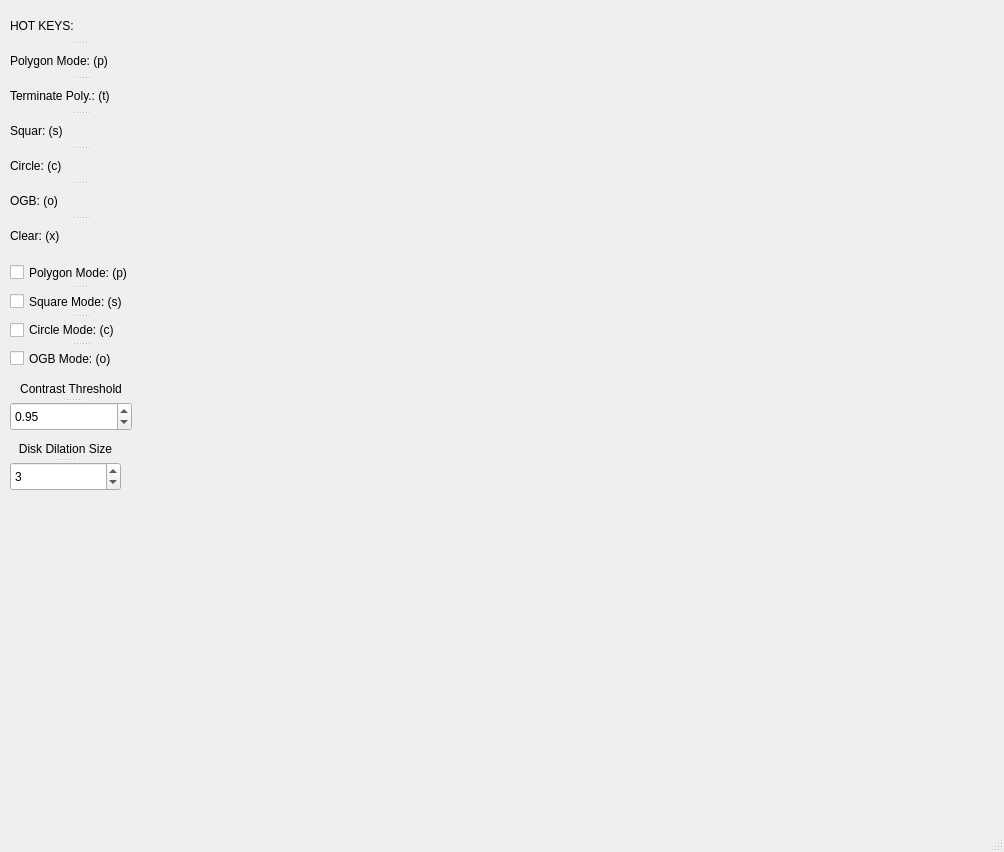
This is imaging/segmentation/cellPickerSideBarEdit.ui in dattalab/d_code as Qt 5 draws it before an edit. The edited form follows.
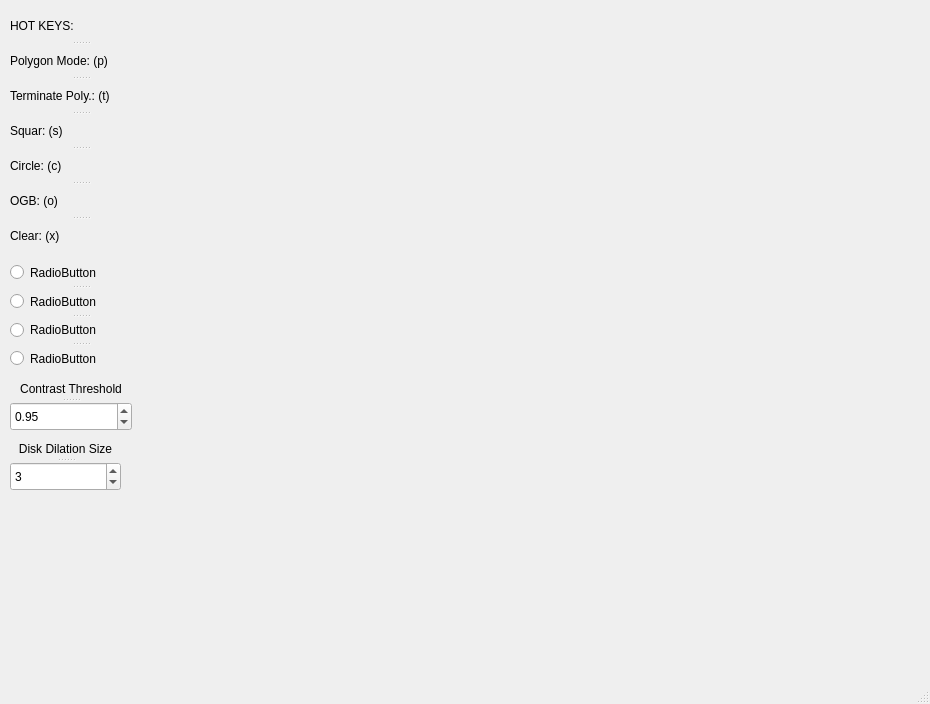
This is the edited form.

Commit message: switch to radio buttons

Diff of the .ui file:
```diff
--- a/imaging/segmentation/cellPickerSideBarEdit.ui
+++ b/imaging/segmentation/cellPickerSideBarEdit.ui
@@ -6,8 +6,8 @@
    <rect>
     <x>0</x>
     <y>0</y>
-    <width>1004</width>
-    <height>852</height>
+    <width>930</width>
+    <height>704</height>
    </rect>
   </property>
   <property name="sizePolicy">
@@ -124,39 +124,6 @@
      </size>
     </property>
    </widget>
-   <widget class="QSplitter" name="splitter_3">
-    <property name="geometry">
-     <rect>
-      <x>10</x>
-      <y>260</y>
-      <width>141</width>
-      <height>111</height>
-     </rect>
-    </property>
-    <property name="orientation">
-     <enum>Qt::Vertical</enum>
-    </property>
-    <widget class="QCheckBox" name="checkBox_2">
-     <property name="text">
-      <string>Polygon Mode: (p)</string>
-     </property>
-    </widget>
-    <widget class="QCheckBox" name="checkBox_3">
-     <property name="text">
-      <string>Square Mode: (s)</string>
-     </property>
-    </widget>
-    <widget class="QCheckBox" name="checkBox">
-     <property name="text">
-      <string>Circle Mode: (c)</string>
-     </property>
-    </widget>
-    <widget class="QCheckBox" name="checkBox_4">
-     <property name="text">
-      <string>OGB Mode: (o)</string>
-     </property>
-    </widget>
-   </widget>
    <widget class="QSplitter" name="splitter_4">
     <property name="geometry">
      <rect>
@@ -205,6 +172,39 @@
      </property>
     </widget>
    </widget>
+   <widget class="QSplitter" name="splitter_3">
+    <property name="geometry">
+     <rect>
+      <x>10</x>
+      <y>260</y>
+      <width>141</width>
+      <height>111</height>
+     </rect>
+    </property>
+    <property name="orientation">
+     <enum>Qt::Vertical</enum>
+    </property>
+    <widget class="QRadioButton" name="radioButton_3">
+     <property name="text">
+      <string>RadioButton</string>
+     </property>
+    </widget>
+    <widget class="QRadioButton" name="radioButton">
+     <property name="text">
+      <string>RadioButton</string>
+     </property>
+    </widget>
+    <widget class="QRadioButton" name="radioButton_4">
+     <property name="text">
+      <string>RadioButton</string>
+     </property>
+    </widget>
+    <widget class="QRadioButton" name="radioButton_2">
+     <property name="text">
+      <string>RadioButton</string>
+     </property>
+    </widget>
+   </widget>
   </widget>
   <widget class="QStatusBar" name="statusbar"/>
  </widget>
```
The commit also changes 2 other files.
